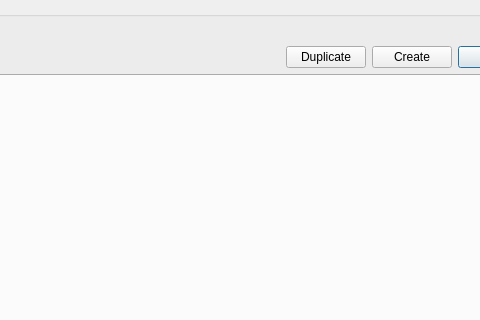
First picture: the form in core/ui/toolbars/main/nonvisual_manager.ui, repository ibergis/ibergis_qgis_plugin, before the edit; both pictures show x 309 to 789 and y 0 to 320 of the 870 by 704 pixel window.
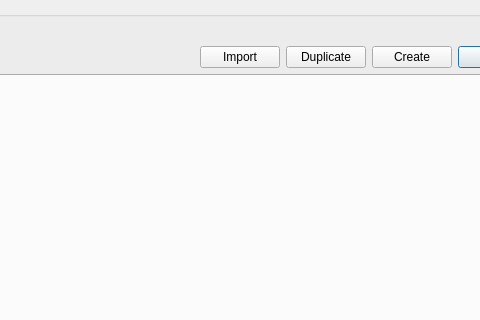
Second picture: the form after the edit.

Commit message: feat(nonvisual): create button to import raster files

What changed in the file:
```diff
--- a/core/ui/toolbars/main/nonvisual_manager.ui
+++ b/core/ui/toolbars/main/nonvisual_manager.ui
@@ -26,7 +26,7 @@
       <string/>
      </property>
      <layout class="QGridLayout" name="gridLayout_3">
-      <item row="1" column="4">
+      <item row="1" column="5">
        <widget class="QPushButton" name="btn_delete">
         <property name="sizePolicy">
          <sizepolicy hsizetype="Fixed" vsizetype="Fixed">
@@ -39,7 +39,7 @@
         </property>
        </widget>
       </item>
-      <item row="1" column="2">
+      <item row="1" column="3">
        <widget class="QPushButton" name="btn_duplicate">
         <property name="sizePolicy">
          <sizepolicy hsizetype="Fixed" vsizetype="Fixed">
@@ -52,6 +52,19 @@
         </property>
        </widget>
       </item>
+	  <item row="1" column="2">
+       <widget class="QPushButton" name="btn_import">
+        <property name="sizePolicy">
+         <sizepolicy hsizetype="Fixed" vsizetype="Fixed">
+          <horstretch>0</horstretch>
+          <verstretch>0</verstretch>
+         </sizepolicy>
+        </property>
+        <property name="text">
+         <string>Import</string>
+        </property>
+       </widget>
+      </item>
       <item row="1" column="1">
        <spacer name="horizontalSpacer_2">
         <property name="orientation">
@@ -78,7 +91,7 @@
         </property>
        </widget>
       </item>
-      <item row="1" column="3">
+      <item row="1" column="4">
        <widget class="QPushButton" name="btn_create">
         <property name="sizePolicy">
          <sizepolicy hsizetype="Fixed" vsizetype="Fixed">
@@ -91,7 +104,7 @@
         </property>
        </widget>
       </item>
-      <item row="2" column="0" colspan="5">
+      <item row="2" column="0" colspan="6">
        <widget class="QTabWidget" name="main_tab">
         <property name="sizePolicy">
          <sizepolicy hsizetype="Expanding" vsizetype="Expanding">
@@ -111,7 +124,7 @@
         </property>
        </widget>
       </item>
-      <item row="3" column="0" colspan="5">
+      <item row="3" column="0" colspan="6">
        <layout class="QGridLayout" name="lyt_buttons">
         <item row="0" column="0">
          <spacer name="horizontalSpacer">
```
The commit also changes 3 other files.
